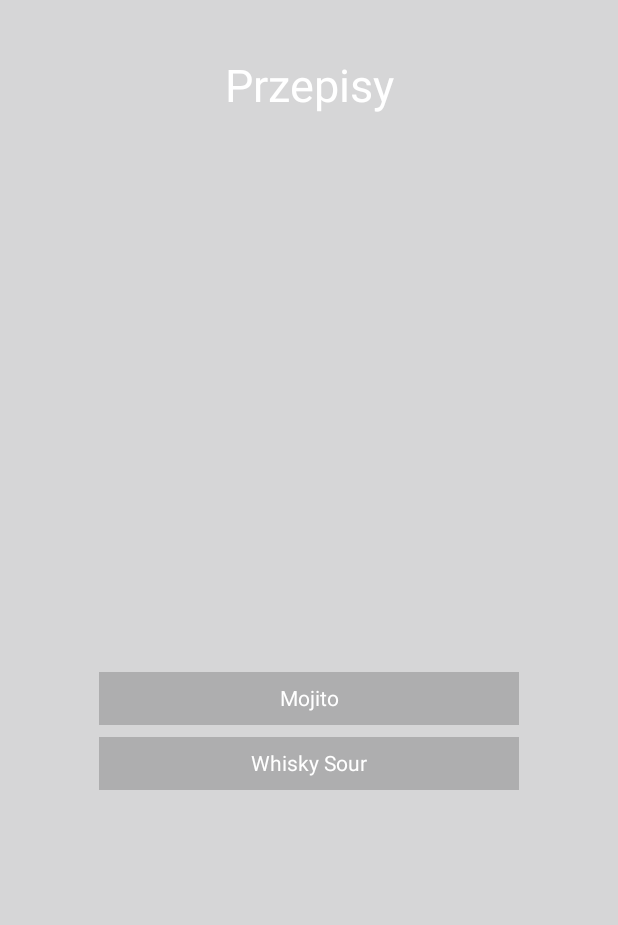
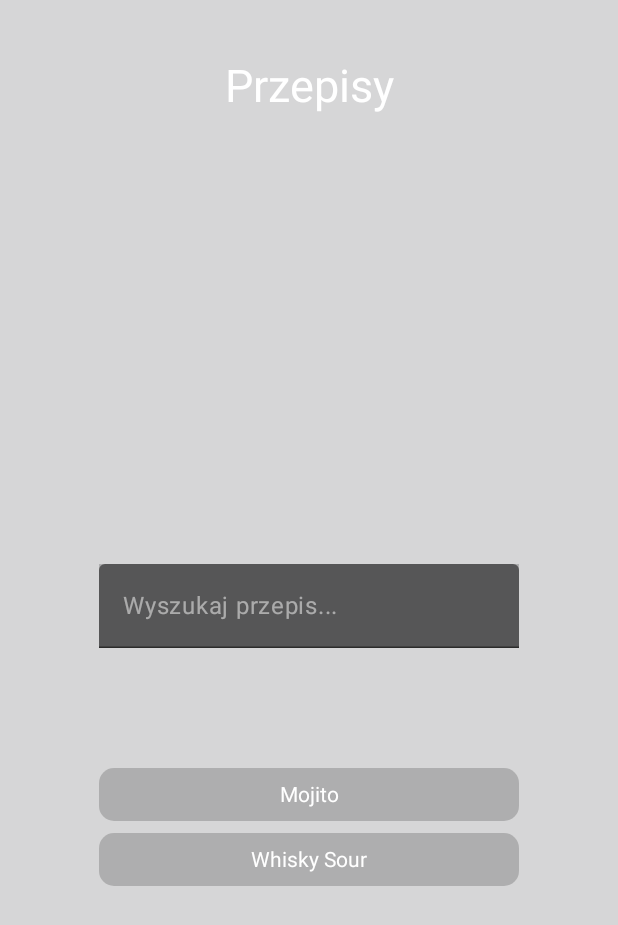
Before and after one commit to ovezthaking/TipplifyMobile, an Android app built with Jetpack Compose: the @Preview function MainScreenPreview, on a phone screen of 412 x 824 dp. Shown: the top 925 px of the screen. Run offline under Robolectric (Android 15) with nearby library versions, the phone set to English and light mode, and no system bars.

Commit message:
Searching recipes

```diff
--- a/app/src/main/java/com/example/tipplify/MainScreen.kt
+++ b/app/src/main/java/com/example/tipplify/MainScreen.kt
@@ -17,7 +17,9 @@ import androidx.compose.foundation.layout.width
 import androidx.compose.foundation.layout.wrapContentSize
 import androidx.compose.foundation.lazy.LazyColumn
 import androidx.compose.material3.Button
+import androidx.compose.material3.OutlinedTextFieldDefaults
 import androidx.compose.material3.Text
+import androidx.compose.material3.TextField
 import androidx.compose.runtime.Composable
 import androidx.compose.runtime.collectAsState
 import androidx.compose.runtime.getValue
@@ -32,63 +34,73 @@ import androidx.compose.ui.tooling.preview.Preview
 import androidx.compose.ui.unit.dp
 import androidx.compose.ui.unit.sp
 import com.example.tipplify.model.RecipeViewModel
+import androidx.compose.material3.TextField
+import androidx.compose.runtime.mutableStateOf
+import androidx.compose.runtime.remember
+import androidx.compose.runtime.setValue
+import com.example.tipplify.model.Recipe
 
 @Composable
 fun MainScreen(onRecipeScreen: (Int) -> Unit, viewModel: RecipeViewModel) {
+
+
     val recipes by viewModel.recipes.collectAsState()
+    var searchText by remember { mutableStateOf("") } // Stan dla tekstu wyszukiwania
+    val filteredRecipes = searchRecipes(searchText, recipes) // Filtrowanie przepisów
+
     Box(
         modifier = Modifier
             .fillMaxSize()
             .paint(
                 painterResource(id = R.drawable.background), contentScale = ContentScale.FillHeight
             )
-
     ){
         Column(modifier = Modifier.fillMaxWidth(),horizontalAlignment = Alignment.CenterHorizontally, verticalArrangement = Arrangement.Center) {
-        Text("Przepisy", modifier = Modifier.padding(top = 40.dp), fontSize = 30.sp, color = Color(0xFFffffff))
+            Text("Przepisy", modifier = Modifier.padding(top = 40.dp), fontSize = 30.sp, color = Color(0xFFffffff))
         }
         Column(
             Modifier.fillMaxSize(),
             horizontalAlignment = Alignment.CenterHorizontally,
             verticalArrangement = Arrangement.Center
-
         ) {
-
-            Spacer(modifier = Modifier.height(8.dp))
+            TextField(
+                colors = OutlinedTextFieldDefaults.colors( unfocusedContainerColor = Color.Black.copy(alpha = 0.5f), unfocusedTextColor = Color.White, unfocusedLabelColor = Color.White.copy(alpha = 0.5f), unfocusedBorderColor = Color.Black.copy(alpha = 0.5f)),
+                modifier = Modifier
+                    .padding(top = 150.dp)
+                    .background(color = Color.Gray.copy(alpha = 0.5f)),
+                value = searchText,
+                onValueChange = { searchText = it },
+                label = { Text("Wyszukaj przepis...") }
+            )
 
             LazyColumn(
                 modifier = Modifier
-                    .padding(start = 16.dp, top = 150.dp, end = 16.dp),
-                    //.height(300.dp),
-
-
-
-
-                //horizontalAlignment = Alignment.CenterHorizontally,
-                //verticalArrangement = Arrangement.Center
+                    .padding(start = 16.dp, top = 80.dp, end = 16.dp),
             ) {
-                items(recipes.size) { index ->
-                    Text(text = recipes[index].name,
+                items(filteredRecipes.size) { index -> // Użyj filteredRecipes
+                    Text(text = filteredRecipes[index].name,
                         textAlign = TextAlign.Center,
                         color = Color(0xFFffffff),
-                        modifier = Modifier.clickable { onRecipeScreen(recipes[index].id) }
+                        modifier = Modifier
+                            .clickable { onRecipeScreen(filteredRecipes[index].id) }
                             .padding(bottom = 8.dp)
-                            .background(color = Color.Gray.copy(alpha = 0.5f))
+                            .background(
+                                color = Color.Gray.copy(alpha = 0.5f),
+                                shape = androidx.compose.foundation.shape.RoundedCornerShape(10.dp)
+                            )
                             .width(280.dp)
-                            //.fillMaxWidth()
                             .defaultMinSize(minHeight = 35.dp)
                             .wrapContentSize(Alignment.Center)
                     )
                 }
             }
-            /*
-            recipes.forEach { recipe ->
-                Text(text = recipe.name,
-                    modifier = Modifier.clickable { onRecipeScreen(recipe.id) }
-                )
-            }
-             */
         }
+    }
+}
+
+fun searchRecipes(query: String, recipes: List<Recipe>): List<Recipe> {
+    return recipes.filter { recipe ->
+        recipe.name.contains(query, ignoreCase = true)
     }
 }
 
--- a/app/src/main/java/com/example/tipplify/model/RecipeViewModel.kt
+++ b/app/src/main/java/com/example/tipplify/model/RecipeViewModel.kt
@@ -30,11 +30,13 @@ class RecipeViewModel : ViewModel() {
                     name = "Whisky Sour",
                     ingredients = listOf("45 ml whisky (najlepiej Bourbonu) 🥃","25 ml soku z cytryny 🍋","20 ml syropu cukrowego 🍬","20 ml oddzielonego białka jaja kurzego 🥚","2 dashe (kilka kropel) Angostura Bitter 🍼","10 kostek lodu 🧊"),
                     description = "Do shakera wrzuć 5 kostek lodu, a następnie wlej whisky, sok z cytryny, syrop, białko oraz Angosturę. Energicznie wstrząśnij i oddziel lód od reszty składników, wysypując go do zlewu. Następnie zamknij shaker i znowu wstrząśnij w celu uzyskania gęstszej piany. Do szklanki wrzuć 5 kostek lodu, przelej delikatnie zawartość shakera. Koktajl udekoruj słomką do picia oraz skórką z cytryny. I gotowe!"
-                ),
+                )
+
             )
         }
     }
     fun addRecipe(recipe: Recipe) {
         _recipes.value = _recipes.value + recipe
     }
+
 }
```
